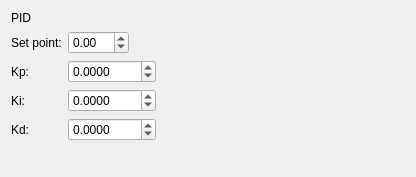
The window that balancer-rqt/resource/FuzzyWidget.ui (anetczuk/ros-self-balancer-playground) describes before a commit, drawn with Qt 5.
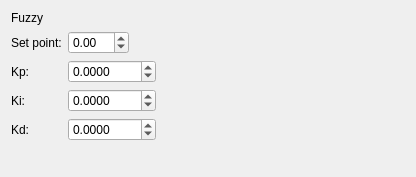
The same window after the commit.

Commit message: Refactor fuzzy stub

Patch:
```diff
--- a/balancer-rqt/resource/FuzzyWidget.ui
+++ b/balancer-rqt/resource/FuzzyWidget.ui
@@ -134,7 +134,7 @@
    <item row="0" column="0">
     <widget class="QLabel" name="widgetName">
      <property name="text">
-      <string>PID</string>
+      <string>Fuzzy</string>
      </property>
     </widget>
    </item>
```
Left out of the diff: 6 changed lines with no effect on the pictures. The commit also changes 1 other file.
